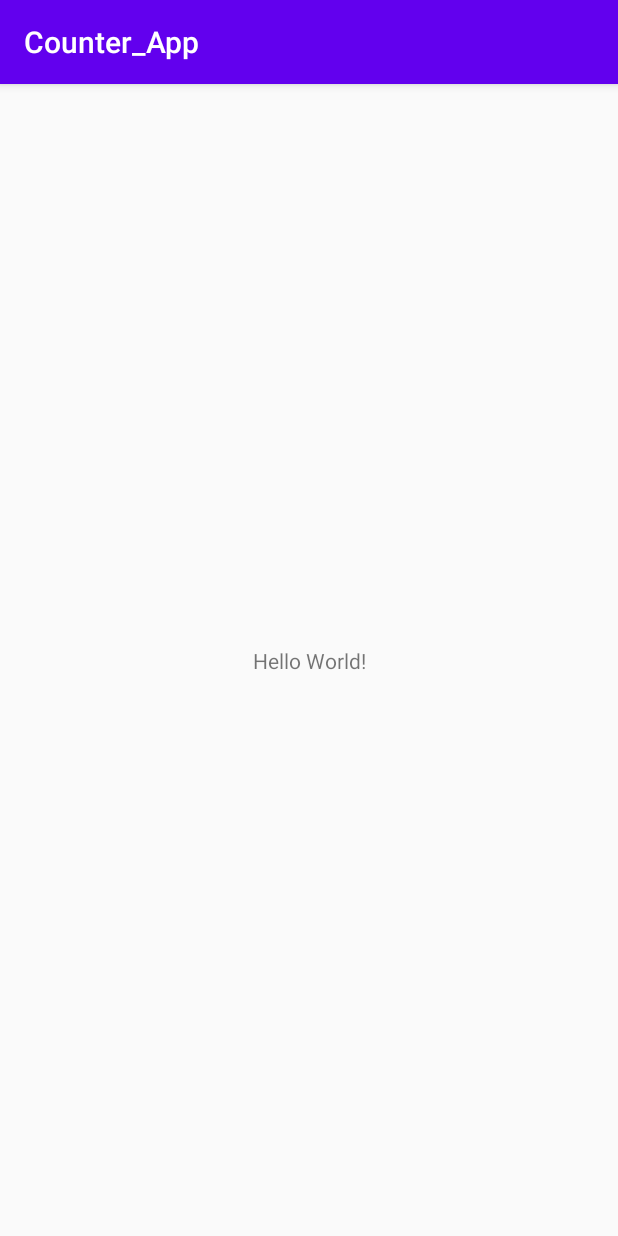
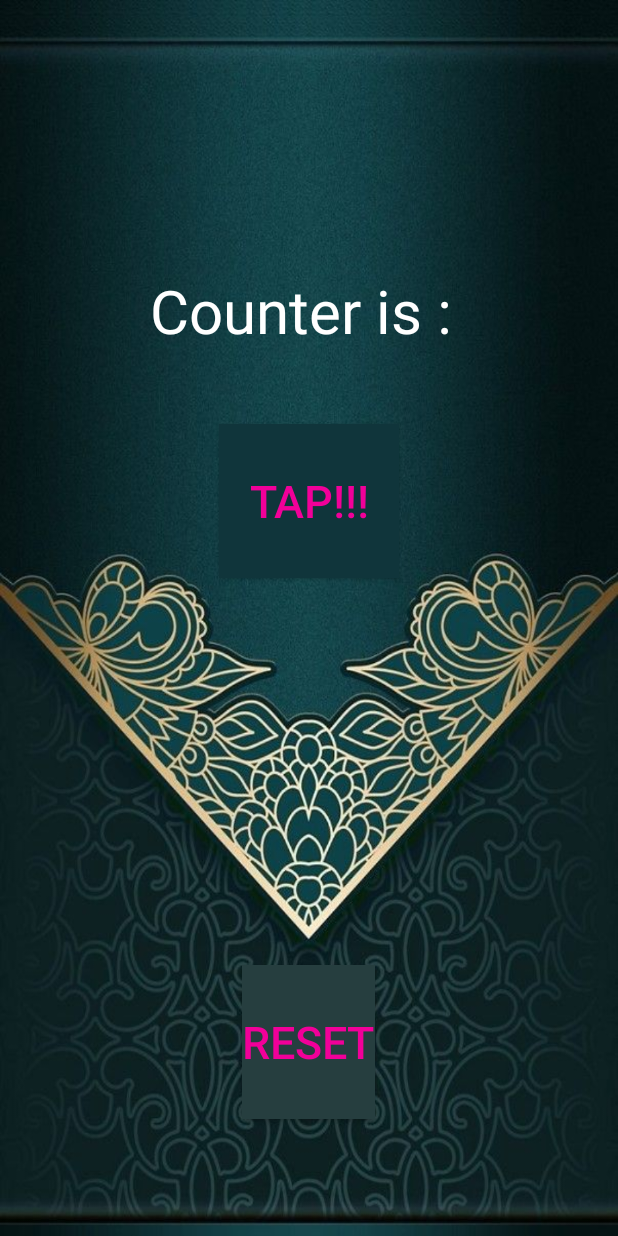
Before and after one commit to Masroor16/Counter-App, an Android app: the screen it shows after launch (MainActivity), on a phone screen of 412 x 824 dp. Run offline under Robolectric (Android 15) with nearby library versions, the phone set to English and light mode, and no system bars.

Commit message:
Counter APP

```diff
--- a/app/src/main/java/com/gama/counter_app/MainActivity.java
+++ b/app/src/main/java/com/gama/counter_app/MainActivity.java
@@ -1,14 +1,49 @@
 package com.gama.counter_app;
 
-import androidx.appcompat.app.AppCompatActivity;
+import android.app.Activity;
+import android.os.Bundle;
+import android.view.View;
+import android.widget.Button;
+import android.widget.TextView;
 
-import android.os.Bundle;
 
-public class MainActivity extends AppCompatActivity {
+public class MainActivity extends Activity {
+
+    TextView counterText;
+    Button resetButton,increaseButton;
+    int counter = 0;
+    int count ;
+
 
     @Override
     protected void onCreate(Bundle savedInstanceState) {
         super.onCreate(savedInstanceState);
         setContentView(R.layout.activity_main);
+
+        counter=count;
+
+        counterText = findViewById(R.id.CounterText);
+        resetButton = findViewById(R.id.ResetButton);
+
+        resetButton.setOnClickListener(new View.OnClickListener() {
+            @Override
+            public void onClick(View view) {
+                String message = "Counter is : "+counter;
+                counter = 0;
+                counterText.setText(message);
+            }
+        });
+
+        increaseButton = findViewById(R.id.CounterButton);
+        increaseButton.setOnClickListener(new View.OnClickListener() {
+            @Override
+            public void onClick(View view) {
+                counter++;
+                count=counter;
+                String message = "Counter is : "+counter;
+                counterText.setText(message);
+            }
+        });
+
     }
 }
--- a/app/src/main/res/layout/activity_main.xml
+++ b/app/src/main/res/layout/activity_main.xml
@@ -1,18 +1,61 @@
-<?xml version="1.0" encoding="utf-8"?>
-<androidx.constraintlayout.widget.ConstraintLayout xmlns:android="http://schemas.android.com/apk/res/android"
-    xmlns:app="http://schemas.android.com/apk/res-auto"
-    xmlns:tools="http://schemas.android.com/tools"
+<RelativeLayout
+    xmlns:android="http://schemas.android.com/apk/res/android"
     android:layout_width="match_parent"
-    android:layout_height="match_parent"
-    tools:context=".MainActivity">
+    android:layout_height="match_parent">
 
-    <TextView
-        android:layout_width="wrap_content"
-        android:layout_height="wrap_content"
-        android:text="Hello World!"
-        app:layout_constraintBottom_toBottomOf="parent"
-        app:layout_constraintLeft_toLeftOf="parent"
-        app:layout_constraintRight_toRightOf="parent"
-        app:layout_constraintTop_toTopOf="parent" />
+    <ImageView
+        android:id="@+id/BackgroundImage"
+        android:scaleType="fitXY"
+        android:src="@drawable/islamicbg"
+        android:layout_width="match_parent"
+        android:layout_height="match_parent"/>
+    <LinearLayout
+        android:layout_width="match_parent"
+        android:layout_height="match_parent"
+        android:orientation="vertical"
+        android:weightSum="32">
+        <Space
+            android:layout_width="match_parent"
+            android:layout_height="0dp"
+            android:layout_weight="7"/>
 
-</androidx.constraintlayout.widget.ConstraintLayout>
+        <TextView
+            android:layout_weight="4"
+            android:layout_gravity="center"
+            android:id="@+id/CounterText"
+            android:layout_width="wrap_content"
+            android:layout_height="0dp"
+            android:text="Counter is : "
+            android:textSize="40sp"
+            android:textColor="#FFFFFF" />
+        <Button
+            android:padding="20sp"
+            android:id="@+id/CounterButton"
+            android:background="#10353B"
+            android:textColor="#F10099"
+            android:textSize="30sp"
+            android:layout_width="wrap_content"
+            android:layout_height="0dp"
+            android:layout_weight="4"
+            android:text="TAP!!!"
+            android:layout_gravity="center"/>
+        <Space
+            android:layout_width="match_parent"
+            android:layout_height="0dp"
+            android:layout_weight="10"/>
+        <Button
+            android:id="@+id/ResetButton"
+            android:background="#263E3F"
+            android:textColor="#F10099"
+            android:textSize="30sp"
+            android:layout_width="wrap_content"
+            android:layout_height="0dp"
+            android:layout_weight="4"
+            android:text="RESET"
+            android:layout_gravity="center"/>
+        <Space
+            android:layout_width="match_parent"
+            android:layout_height="0dp"
+            android:layout_weight="3"/>
+    </LinearLayout>
+</RelativeLayout>
```
Also changed, not shown: app/src/main/res/drawable/islamicbg.png (added).
